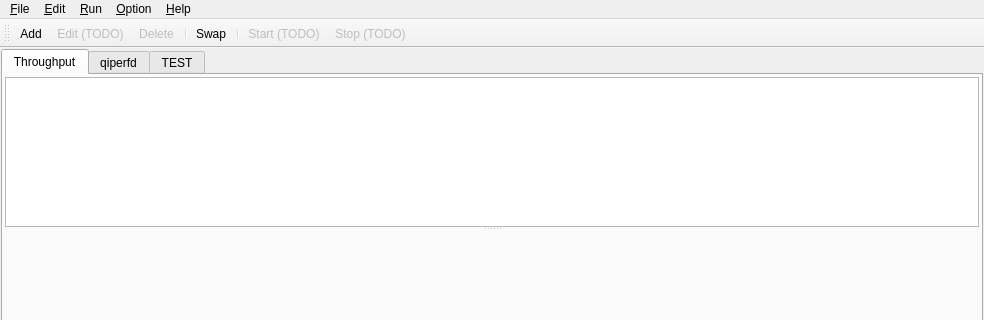
The window that qiperfc/src/qiperfc.ui (coolshou/qiperf) describes before a commit, drawn with Qt 5; both pictures show x 0 to 984 and y 0 to 320 of the 984 by 674 pixel window.
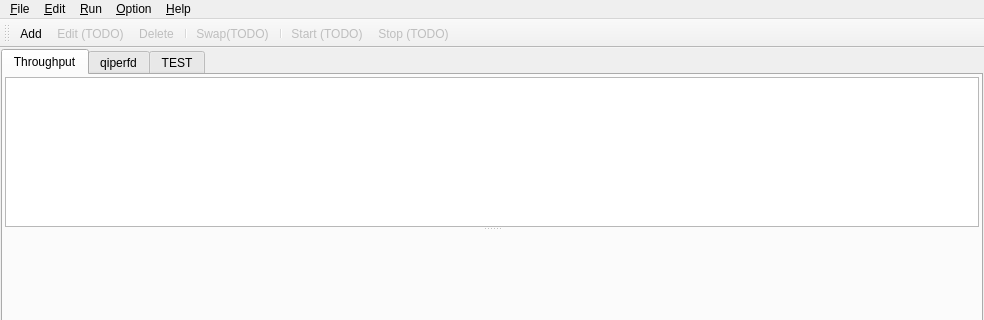
The same window after the commit. Icons and pictures are not drawn. Custom widgets are drawn as their Qt base class.

```diff
--- a/qiperfc/src/qiperfc.ui
+++ b/qiperfc/src/qiperfc.ui
@@ -419,12 +419,15 @@
    </property>
   </action>
   <action name="actionSwap">
+   <property name="enabled">
+    <bool>false</bool>
+   </property>
    <property name="icon">
     <iconset resource="../../qiperf.qrc">
      <normaloff>:/pair-swap</normaloff>:/pair-swap</iconset>
    </property>
    <property name="text">
-    <string>Swap</string>
+    <string>Swap(TODO)</string>
    </property>
    <property name="toolTip">
     <string>Swap Traffic direction</string>
```
